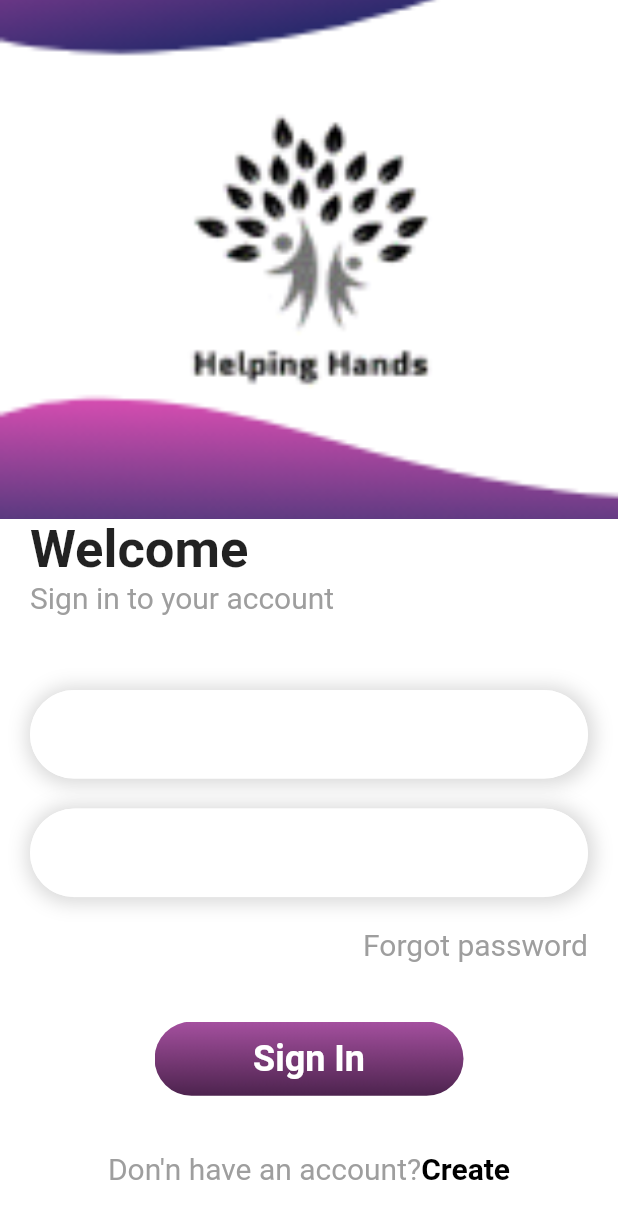
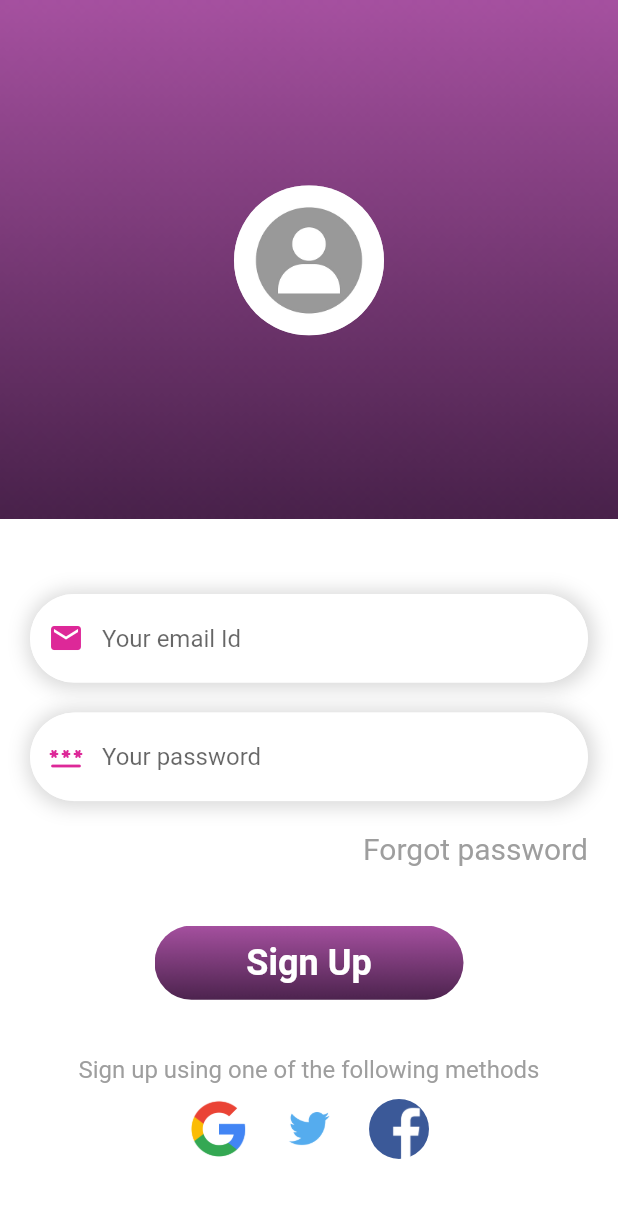
Before and after one commit to Helping-Hands-Charity/Helping-Hands-Mobile, a Flutter app: the screen it shows after launch, on a phone screen of 412 x 824 dp. Shown: the top 1219 px of the screen. Run offline on Flutter 3.47's test engine with Material 2 defaults, Android fonts, the phone set to English and light mode, and no system bars.

Commit message:
Signup Page

```diff
--- a/lib/main.dart
+++ b/lib/main.dart
@@ -1,5 +1,6 @@
 import 'package:flutter/material.dart';
 import 'package:helpinghands/login_page.dart';
+import 'package:helpinghands/signup.dart';
 
 void main() {
   runApp(const MyApp());
@@ -25,6 +26,6 @@ class MyApp extends StatelessWidget {
           // is not restarted.
           primarySwatch: Colors.blue,
         ),
-        home: LoginPage());
+        home: SignUpPage());
   }
 }
--- /dev/null
+++ b/lib/signup.dart
@@ -0,0 +1,184 @@
+import 'package:flutter/material.dart';
+
+class SignUpPage extends StatelessWidget {
+  const SignUpPage({super.key});
+
+  @override
+  Widget build(BuildContext context) {
+    List images = ["g.png", "t.png", "f.png"];
+
+    double w = MediaQuery.of(context).size.width;
+    double h = MediaQuery.of(context).size.height;
+    return Scaffold(
+      resizeToAvoidBottomInset: false,
+      backgroundColor: Colors.white,
+      body: Column(
+        children: [
+          Container(
+            width: w,
+            height: h * 0.42,
+            decoration: const BoxDecoration(
+              image: DecorationImage(
+                  image: AssetImage("img/signup.png"), fit: BoxFit.cover),
+            ),
+            child: Column(
+              children: [
+                SizedBox(
+                  height: h * 0.15,
+                ),
+                CircleAvatar(
+                  backgroundColor: Colors.white70,
+                  radius: 50,
+                  backgroundImage: AssetImage("img/user.png"),
+                )
+              ],
+            ),
+          ),
+          Container(
+            margin: const EdgeInsets.only(left: 20, right: 20),
+            width: w,
+            child: Column(
+              crossAxisAlignment: CrossAxisAlignment.start,
+              children: [
+                SizedBox(
+                  height: 50,
+                ),
+                Container(
+                  decoration: BoxDecoration(
+                    color: Colors.white,
+                    borderRadius: BorderRadius.circular(30),
+                    boxShadow: [
+                      BoxShadow(
+                        blurRadius: 10,
+                        spreadRadius: 3,
+                        offset: Offset(1, 1),
+                        color: Colors.grey.withOpacity(0.4),
+                      ),
+                    ],
+                  ),
+                  child: TextField(
+                    decoration: InputDecoration(
+                      hintText: "Your email Id",
+                      prefixIcon: Icon(
+                        Icons.email,
+                        color: Color.fromARGB(255, 221, 40, 152),
+                      ),
+                      focusedBorder: OutlineInputBorder(
+                        borderRadius: BorderRadius.circular(30),
+                        borderSide: BorderSide(color: Colors.white, width: 1.0),
+                      ),
+                      enabledBorder: OutlineInputBorder(
+                        borderRadius: BorderRadius.circular(30),
+                        borderSide: BorderSide(color: Colors.white, width: 1.0),
+                      ),
+                      border: OutlineInputBorder(
+                        borderRadius: BorderRadius.circular(30),
+                      ),
+                    ),
+                  ),
+                ),
+                SizedBox(
+                  height: 20,
+                ),
+                Container(
+                  decoration: BoxDecoration(
+                    color: Colors.white,
+                    borderRadius: BorderRadius.circular(30),
+                    boxShadow: [
+                      BoxShadow(
+                        blurRadius: 10,
+                        spreadRadius: 3,
+                        offset: Offset(1, 1),
+                        color: Colors.grey.withOpacity(0.4),
+                      ),
+                    ],
+                  ),
+                  child: TextField(
+                    decoration: InputDecoration(
+                      hintText: "Your password",
+                      prefixIcon: Icon(
+                        Icons.password_rounded,
+                        color: Color.fromARGB(255, 221, 40, 152),
+                      ),
+                      focusedBorder: OutlineInputBorder(
+                        borderRadius: BorderRadius.circular(30),
+                        borderSide: BorderSide(color: Colors.white, width: 0.6),
+                      ),
+                      enabledBorder: OutlineInputBorder(
+                        borderRadius: BorderRadius.circular(30),
+                        borderSide: BorderSide(color: Colors.white, width: 0.6),
+                      ),
+                      border: OutlineInputBorder(
+                        borderRadius: BorderRadius.circular(30),
+                      ),
+                    ),
+                  ),
+                ),
+                SizedBox(
+                  height: 20,
+                ),
+                Row(
+                  children: [
+                    Expanded(
+                      child: Container(),
+                    ),
+                    Text(
+                      "Forgot password",
+                      style: TextStyle(
+                        fontSize: 20,
+                        color: Colors.grey[500],
+                      ),
+                    ),
+                  ],
+                ),
+              ],
+            ),
+          ),
+          SizedBox(
+            height: 40,
+          ),
+          Container(
+            width: w * 0.5,
+            height: h * 0.06,
+            decoration: BoxDecoration(
+              borderRadius: BorderRadius.circular(30),
+              image: DecorationImage(
+                  image: AssetImage("img/login-btn.png"), fit: BoxFit.cover),
+            ),
+            child: Center(
+              child: const Text(
+                "Sign Up",
+                style: TextStyle(
+                  fontSize: 24,
+                  fontWeight: FontWeight.bold,
+                  color: Colors.white,
+                ),
+              ),
+            ),
+          ),
+          SizedBox(height: w * 0.09),
+          RichText(
+            text: TextSpan(
+                text: "Sign up using one of the following methods",
+                style: TextStyle(
+                  color: Colors.grey[500],
+                  fontSize: 16,
+                )),
+          ),
+          Wrap(
+              children: List<Widget>.generate(3, (index) {
+            return CircleAvatar(
+              radius: 30,
+              backgroundColor: Colors.white54,
+              child: CircleAvatar(
+                radius: 20,
+                backgroundImage: AssetImage("img/" + images[index]),
+                backgroundColor: Colors.white70,
+              ),
+            );
+          })),
+        ],
+      ),
+    );
+  }
+}
--- /dev/null
+++ b/lib/welcome.dart
@@ -0,0 +1,11 @@
+import 'package:flutter/src/widgets/container.dart';
+import 'package:flutter/src/widgets/framework.dart';
+
+class WelcomePage extends StatelessWidget {
+  const WelcomePage({super.key});
+
+  @override
+  Widget build(BuildContext context) {
+    return Container();
+  }
+}
```
Also changed, not shown: img/f.png (added), img/g.png (added), img/signup.png (added), img/t.png (added), img/user.png (added).
